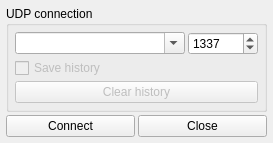
Above: plugins/mcumgr/udp_setup.ui from thedjnK/AuTerm before the change. Below: the same form after it.
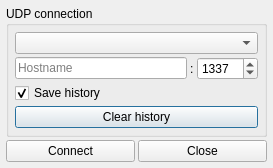
That is the form after the change.

Commit message: plugins: mcumgr: Add history support for UDP form

Patch:
```diff
--- a/plugins/mcumgr/udp_setup.ui
+++ b/plugins/mcumgr/udp_setup.ui
@@ -7,7 +7,7 @@
     <x>0</x>
     <y>0</y>
     <width>273</width>
-    <height>141</height>
+    <height>166</height>
    </rect>
   </property>
   <property name="windowTitle">
@@ -50,15 +50,39 @@
       <property name="spacing">
        <number>3</number>
       </property>
-      <item row="0" column="0">
-       <widget class="QComboBox" name="combo_address">
+      <item row="0" column="0" colspan="3">
+       <widget class="QComboBox" name="combo_history">
         <property name="editable">
+         <bool>false</bool>
+        </property>
+        <item>
+         <property name="text">
+          <string/>
+         </property>
+        </item>
+       </widget>
+      </item>
+      <item row="2" column="0">
+       <widget class="QCheckBox" name="check_save_history">
+        <property name="enabled">
          <bool>true</bool>
         </property>
+        <property name="text">
+         <string>Save history</string>
+        </property>
+        <property name="checked">
+         <bool>true</bool>
+        </property>
        </widget>
       </item>
-      <item row="0" column="1">
+      <item row="1" column="2">
        <widget class="QSpinBox" name="edit_port">
+        <property name="minimumSize">
+         <size>
+          <width>60</width>
+          <height>0</height>
+         </size>
+        </property>
         <property name="maximumSize">
          <size>
           <width>70</width>
@@ -76,23 +100,27 @@
         </property>
        </widget>
       </item>
-      <item row="2" column="0" colspan="2">
+      <item row="1" column="0">
+       <widget class="QLineEdit" name="edit_address">
+        <property name="placeholderText">
+         <string>Hostname</string>
+        </property>
+       </widget>
+      </item>
+      <item row="3" column="0" colspan="3">
        <widget class="QPushButton" name="btn_clear_history">
         <property name="enabled">
-         <bool>false</bool>
+         <bool>true</bool>
         </property>
         <property name="text">
          <string>Clear history</string>
         </property>
        </widget>
       </item>
-      <item row="1" column="0">
-       <widget class="QCheckBox" name="check_save_history">
-        <property name="enabled">
-         <bool>false</bool>
-        </property>
+      <item row="1" column="1">
+       <widget class="QLabel" name="label">
         <property name="text">
-         <string>Save history</string>
+         <string>:</string>
         </property>
        </widget>
       </item>
```
Left out of the diff: 2 changed lines with no effect on the pictures. The commit also changes 7 other files.
